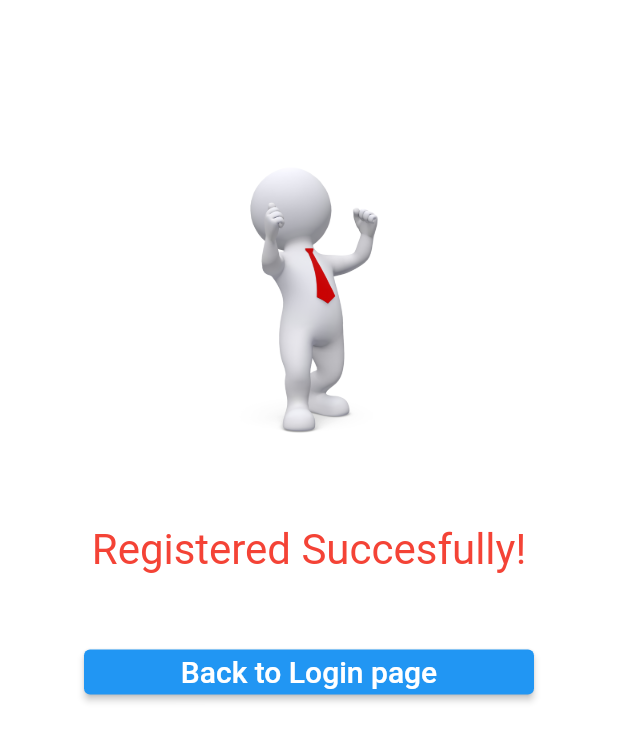
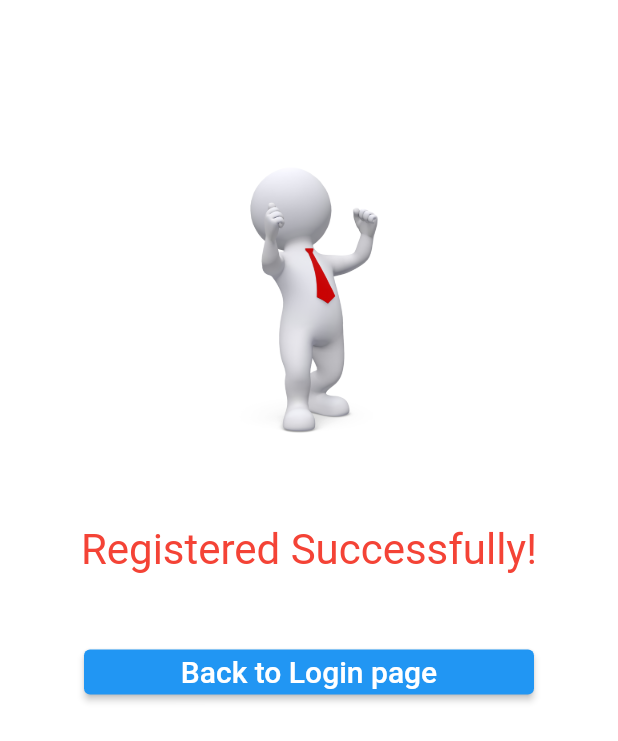
Before and after one commit to sreyapradeep172004/qrappnew, a Flutter app: the Success screen opened directly, on a phone screen of 412 x 824 dp. Shown: the top 741 px of the screen. Run offline on Flutter 3.47's test engine with Material 2 defaults, Android fonts, the phone set to English and light mode, and no system bars; our stand-ins replace qr_flutter.

Commit message:
Update regsuccess.dart

```diff
--- a/lib/regsuccess.dart
+++ b/lib/regsuccess.dart
@@ -25,7 +25,7 @@ class _successState extends State<Success> {
               height: 50,
             ),
             Text(
-              'Registered Succesfully!',
+              'Registered Successfully!',
               style: TextStyle(fontSize: 28, color: Colors.red),
             ),
             SizedBox(
```
